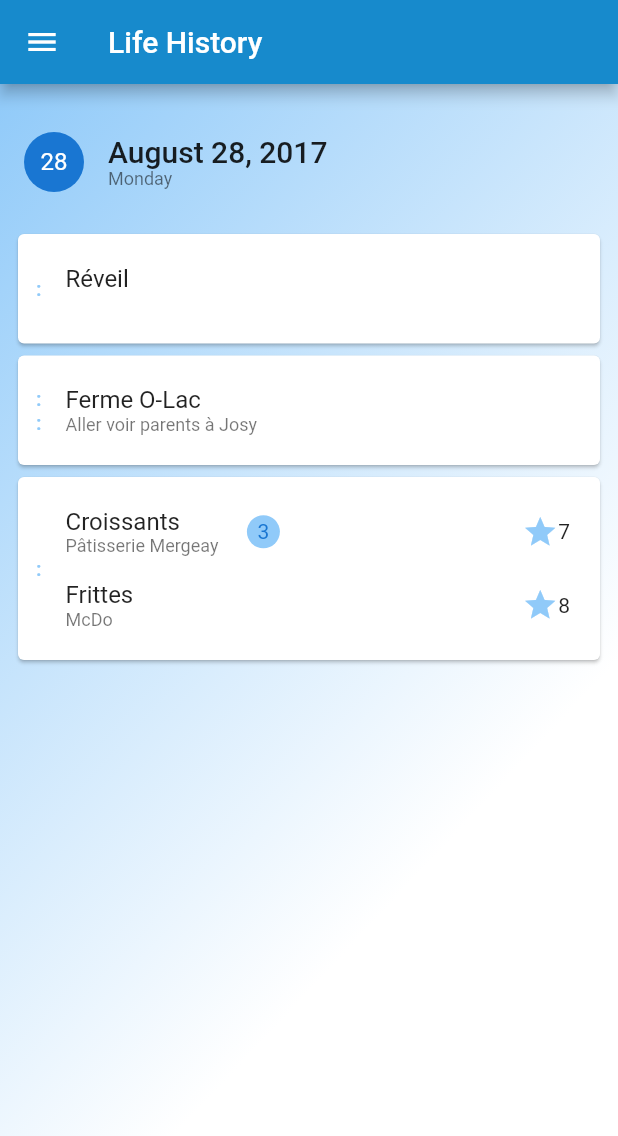
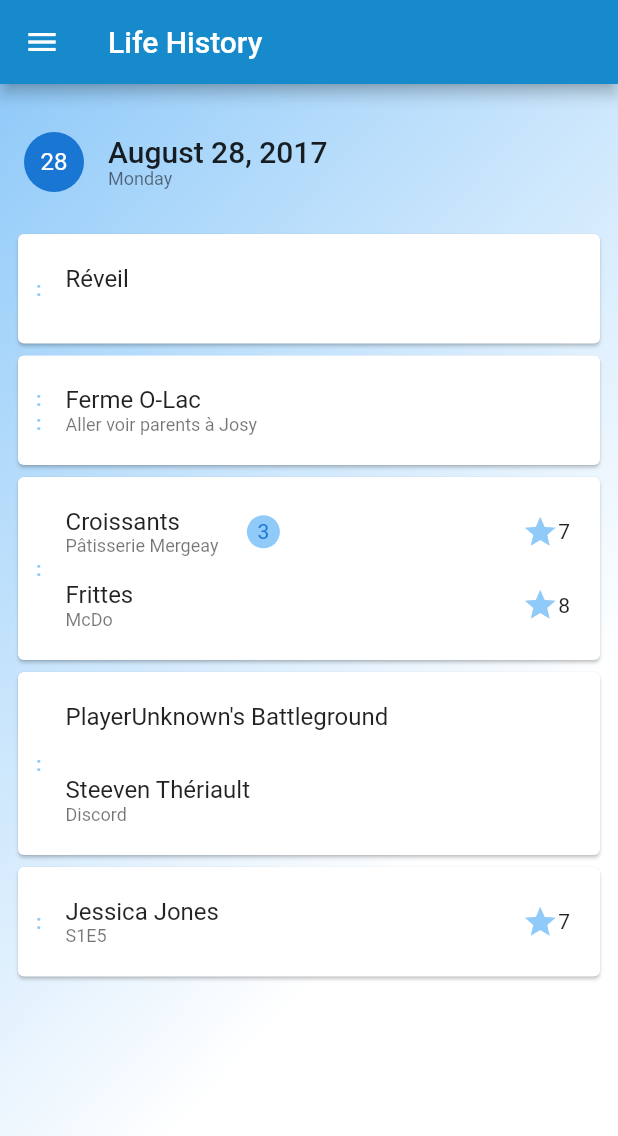
Before and after one commit to ZoidQC/lifehistory.mobile.flutter, a Flutter app: the screen it shows after launch, on a phone screen of 412 x 824 dp. Shown: the top 1136 px of the screen. Run offline on Flutter 3.47's test engine with Material 2 defaults, Android fonts, the phone set to English and light mode, and no system bars.

```diff
--- a/lib/pages/home.dart
+++ b/lib/pages/home.dart
@@ -1,5 +1,6 @@
+import 'dart:async';
+
 import 'package:flutter/material.dart';
-
 import 'package:life_history_mobile/models/life_entry.dart';
 import 'package:life_history_mobile/models/life_entry_activity.dart';
 import 'package:life_history_mobile/widgets/life_entry_widget.dart';
@@ -9,24 +10,40 @@ class HomePage extends StatefulWidget {
   _HomePageState createState() => new _HomePageState();
 }
 
-class _HomePageState extends State<HomePage> {
+class _HomePageState extends State<HomePage> with TickerProviderStateMixin {
+  AnimationController _createAnimationController() {
+    return new AnimationController(
+      duration: new Duration(milliseconds: 500),
+      vsync: this,
+    );
+  }
+
+  List<LifeEntryWidget> _entries = null;
+
+  @override
+  Widget build(BuildContext context) {
     //Create test data
-  final List<LifeEntryWidget> _entries = <LifeEntryWidget>[
-    new LifeEntryWidget(new LifeEntry(
+    _entries = <LifeEntryWidget>[
+      new LifeEntryWidget(
+          new LifeEntry(
               startTime: new TimeOfDay(hour: 8, minute: 0),
               endTime: null,
               life_entry_activities: <LifeEntryActivity>[
                 new LifeEntryActivity(activity: "Réveil", description: ""),
-        ])),
-    new LifeEntryWidget(new LifeEntry(
+              ]),
+          _createAnimationController()),
+      new LifeEntryWidget(
+          new LifeEntry(
               startTime: new TimeOfDay(hour: 9, minute: 45),
               endTime: new TimeOfDay(hour: 10, minute: 30),
               life_entry_activities: <LifeEntryActivity>[
                 new LifeEntryActivity(
                     activity: "Ferme O-Lac",
                     description: "Aller voir parents à Josy"),
-        ])),
-    new LifeEntryWidget(new LifeEntry(
+              ]),
+          _createAnimationController()),
+      new LifeEntryWidget(
+          new LifeEntry(
               startTime: new TimeOfDay(hour: 13, minute: 55),
               endTime: null,
               life_entry_activities: <LifeEntryActivity>[
@@ -36,12 +53,50 @@ class _HomePageState extends State<HomePage> {
                     quantity: 3,
                     rating: 7),
                 new LifeEntryActivity(
-              activity: "Frittes", description: "McDo", quantity: 1, rating: 8)
-        ])),
+                    activity: "Frittes",
+                    description: "McDo",
+                    quantity: 1,
+                    rating: 8)
+              ]),
+          _createAnimationController()),
+      new LifeEntryWidget(
+          new LifeEntry(
+              startTime: new TimeOfDay(hour: 19, minute: 22),
+              endTime: null,
+              life_entry_activities: <LifeEntryActivity>[
+                new LifeEntryActivity(
+                  activity: "PlayerUnknown's Battleground",
+                  description: "",
+                ),
+                new LifeEntryActivity(
+                  activity: "Steeven Thériault",
+                  description: "Discord",
+                )
+              ]),
+          _createAnimationController()),
+      new LifeEntryWidget(
+          new LifeEntry(
+              startTime: new TimeOfDay(hour: 19, minute: 22),
+              endTime: null,
+              life_entry_activities: <LifeEntryActivity>[
+                new LifeEntryActivity(
+                  activity: "Jessica Jones",
+                  description: "S1E5",
+                  quantity: 1,
+                  rating: 7,
+                ),
+              ]),
+          _createAnimationController()),
     ];
 
-  @override
-  Widget build(BuildContext context) {
+    int duration = 0;
+
+    for (var entry in _entries) {
+      new Timer(new Duration(milliseconds: duration),
+          entry.animationController.forward);
+      duration += 100;
+    }
+
     return new Container(
         child: new Column(
           crossAxisAlignment: CrossAxisAlignment.start,
@@ -80,4 +135,11 @@ class _HomePageState extends State<HomePage> {
               begin: FractionalOffset.topLeft),
         ));
   }
+
+  @override
+  void dispose() {
+    for (var entry in _entries) entry.animationController.dispose();
+
+    super.dispose();
   }
+}
--- a/lib/widgets/life_entry_widget.dart
+++ b/lib/widgets/life_entry_widget.dart
@@ -1,14 +1,14 @@
 import 'package:flutter/material.dart';
-
 import 'package:life_history_mobile/models/life_entry.dart';
 import 'package:life_history_mobile/widgets/life_entry_activity_widget.dart';
 
 export 'package:life_history_mobile/widgets/life_entry_activity_widget.dart';
 
 class LifeEntryWidget extends StatelessWidget {
-  LifeEntryWidget(this.life_entry);
+  LifeEntryWidget(this.life_entry, this.animationController);
 
   final LifeEntry life_entry;
+  final AnimationController animationController;
 
   @override
   Widget build(BuildContext context) {
@@ -41,7 +41,10 @@ class LifeEntryWidget extends StatelessWidget {
           style: timeTextStyle));
     }
 
-    return new Card(
+    return new FadeTransition(
+      opacity: new CurvedAnimation(
+          parent: animationController, curve: Curves.easeOut),
+      child: new Card(
           child: new Container(
         margin: new EdgeInsets.all(12.0),
         child: new Row(
@@ -60,6 +63,7 @@ class LifeEntryWidget extends StatelessWidget {
             )),
           ],
         ),
-    ));
+      )),
+    );
   }
 }
```
Lines whose indentation alone changed are shown as unchanged.
